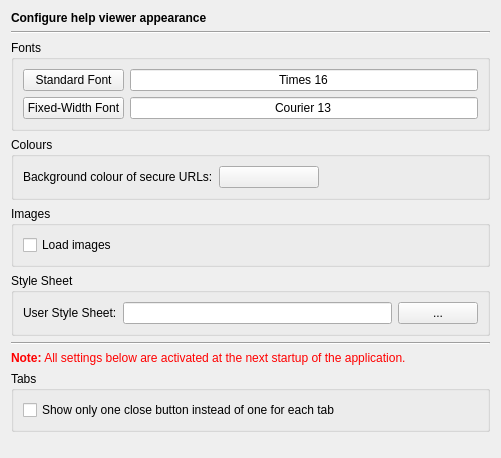
First picture: the form in Preferences/ConfigurationPages/HelpAppearancePage.ui, repository testmana2/test, before the edit.
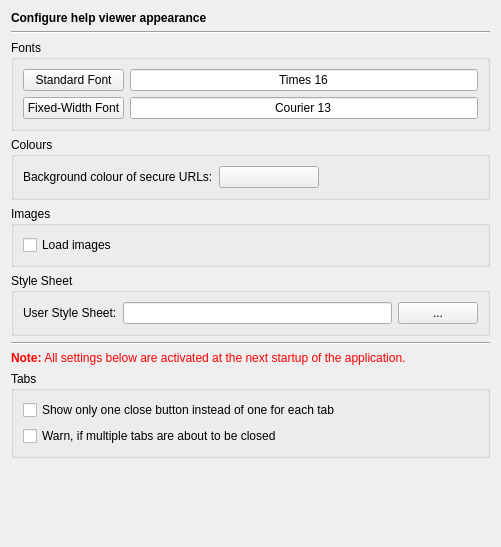
Second picture: the form after the edit.

Commit message: Added the capability to configure the web browser behavior, when multiple tabs are about to be closed.

```diff
--- a/Preferences/ConfigurationPages/HelpAppearancePage.ui
+++ b/Preferences/ConfigurationPages/HelpAppearancePage.ui
@@ -7,7 +7,7 @@
     <x>0</x>
     <y>0</y>
     <width>497</width>
-    <height>458</height>
+    <height>547</height>
    </rect>
   </property>
   <layout class="QVBoxLayout" name="verticalLayout_3">
@@ -222,6 +222,16 @@
         </property>
        </widget>
       </item>
+      <item>
+       <widget class="QCheckBox" name="warnOnMultipleCloseCheckBox">
+        <property name="toolTip">
+         <string>Select to issue a warning, if multiple tabs are about to be closed</string>
+        </property>
+        <property name="text">
+         <string>Warn, if multiple tabs are about to be closed</string>
+        </property>
+       </widget>
+      </item>
      </layout>
     </widget>
    </item>
```
The commit also changes 14 other files.
